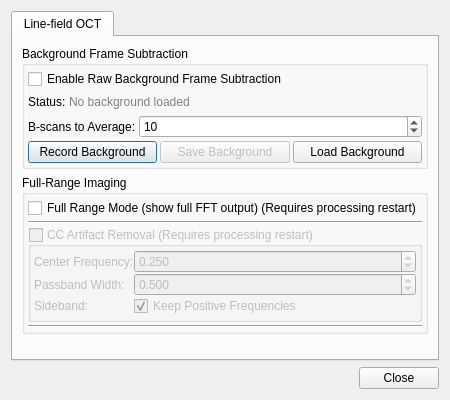
Qt form octproz_project/octproz/src/advancedsettingsdialog.ui (spectralcode/OCTproZ) before a commit.
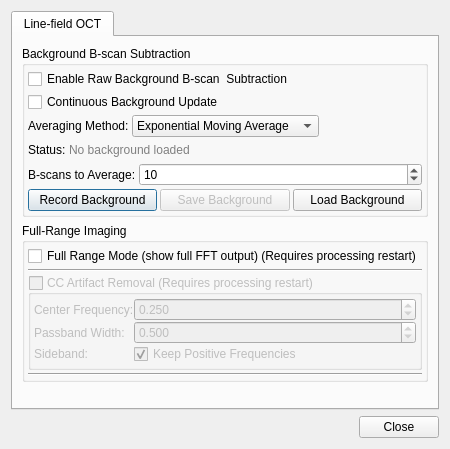
The same form after that commit.

Commit message: feat: add continuous b-scan subtraction

What changed in the file:
```diff
--- a/octproz_project/octproz/src/advancedsettingsdialog.ui
+++ b/octproz_project/octproz/src/advancedsettingsdialog.ui
@@ -7,7 +7,7 @@
     <x>0</x>
     <y>0</y>
     <width>408</width>
-    <height>400</height>
+    <height>449</height>
    </rect>
   </property>
   <property name="windowTitle">
@@ -27,7 +27,7 @@
        <item>
         <widget class="QGroupBox" name="groupBox_backgroundFrameSubtraction">
          <property name="title">
-          <string>Background Frame Subtraction</string>
+          <string>Background B-scan Subtraction</string>
          </property>
          <layout class="QVBoxLayout" name="verticalLayout_bgFrame">
           <property name="spacing">
@@ -51,10 +51,61 @@
              <string>Subtract a recorded B-scan background from raw data. Must be first processing step for line-field OCT.</string>
             </property>
             <property name="text">
-             <string>Enable Raw Background Frame Subtraction</string>
+             <string>Enable Raw Background B-scan  Subtraction</string>
             </property>
            </widget>
           </item>
+          <item>
+           <widget class="QCheckBox" name="checkBox_continuousBackground">
+            <property name="toolTip">
+             <string>Continuously update background. Subtraction starts immediately.</string>
+            </property>
+            <property name="text">
+             <string>Continuous Background Update</string>
+            </property>
+           </widget>
+          </item>
+          <item>
+           <layout class="QHBoxLayout" name="horizontalLayout_avgMethod">
+            <item>
+             <widget class="QLabel" name="label_avgMethod">
+              <property name="text">
+               <string>Averaging Method:</string>
+              </property>
+             </widget>
+            </item>
+            <item>
+             <widget class="QComboBox" name="comboBox_avgMethod">
+              <property name="toolTip">
+               <string>EMA: Weighted average where older B-scans fade exponentially. Memory-efficient (1 frame that is updated continuously). Circular Buffer: Exact average of last N B-scans, uses more memory (Buffer of N frames is updated continuously).</string>
+              </property>
+              <item>
+               <property name="text">
+                <string>Exponential Moving Average</string>
+               </property>
+              </item>
+              <item>
+               <property name="text">
+                <string>Circular Buffer</string>
+               </property>
+              </item>
+             </widget>
+            </item>
+            <item>
+             <spacer name="horizontalSpacer_avgMethod">
+              <property name="orientation">
+               <enum>Qt::Horizontal</enum>
+              </property>
+              <property name="sizeHint" stdset="0">
+               <size>
+                <width>20</width>
+                <height>20</height>
+               </size>
+              </property>
+             </spacer>
+            </item>
+           </layout>
+          </item>
           <item>
            <layout class="QHBoxLayout" name="horizontalLayout_bgStatus">
             <item>
```
Left out of the diff: 2 changed lines with no effect on the pictures. The commit also changes 5 other files.
